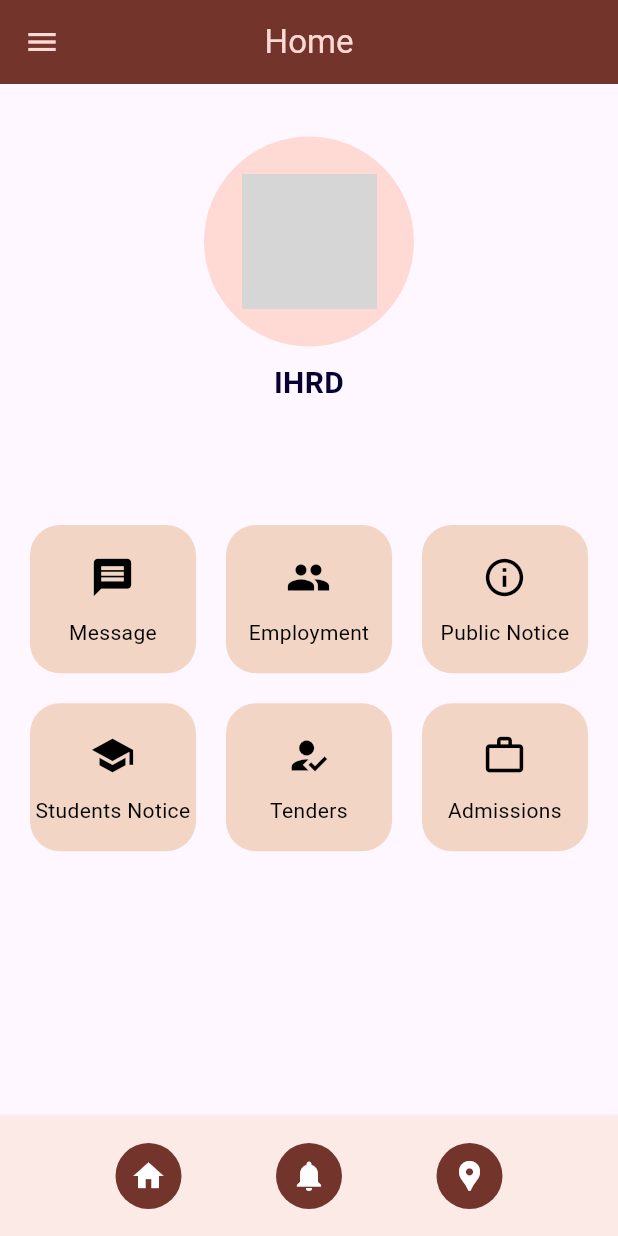
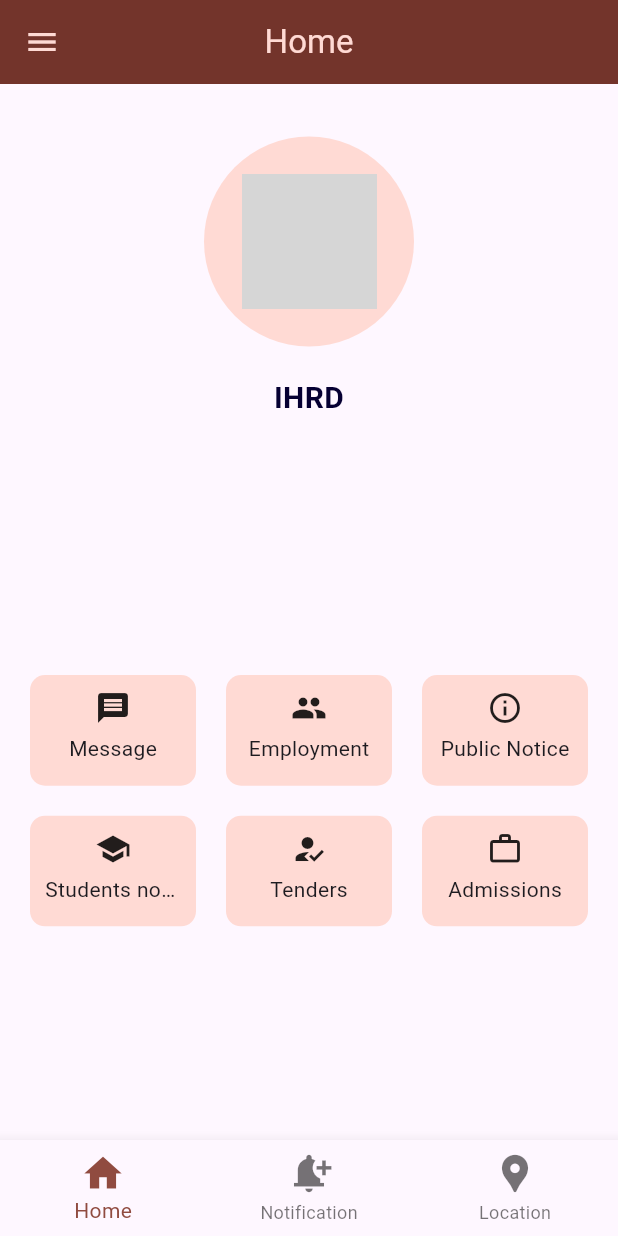
Before and after one commit to MaheswariDarish/fluttermp, a Flutter app: the screen it shows after launch, on a phone screen of 412 x 824 dp. Run offline on Flutter 3.47's test engine with Material 3 defaults, Android fonts, the phone set to English and light mode, and no system bars; our stand-ins replace get, google_maps_flutter; missing offline and left inert: syncfusion_flutter_pdfviewer; grey boxes are pictures that could not be loaded.

Commit message:
third commit

```diff
--- /dev/null
+++ b/lib/data/grid_items_data.dart
@@ -0,0 +1,41 @@
+import 'package:flutter_application_1/models/grid_item.dart';
+import 'package:flutter/material.dart';
+import 'package:flutter_application_1/screens/gridScreens/AdmissionsScreen.dart';
+import 'package:flutter_application_1/screens/gridScreens/EmploymentScreen.dart';
+import 'package:flutter_application_1/screens/gridScreens/MessageScreen.dart';
+import 'package:flutter_application_1/screens/gridScreens/NoticePage.dart';
+import 'package:flutter_application_1/screens/gridScreens/StudentNoticeScreen.dart';
+import 'package:flutter_application_1/screens/gridScreens/TendersScreen.dart';
+
+final gridItemsData = [
+  GridItem(
+      id: 'A',
+      icon: Icons.message,
+      title: 'Message',
+      screen: const MessageScreen()),
+  GridItem(
+      id: 'B',
+      icon: Icons.people,
+      title: 'Employment',
+      screen: const EmploymentScreen()),
+  GridItem(
+      id: 'C',
+      icon: Icons.info_outline,
+      title: 'Public Notice',
+      screen: const NoticePage()),
+  GridItem(
+      id: 'D',
+      icon: Icons.school,
+      title: 'Students notice',
+      screen: const StudentNoticeScreen()),
+  GridItem(
+      id: 'E',
+      icon: Icons.how_to_reg,
+      title: 'Tenders',
+      screen: const TendersScreen()),
+  GridItem(
+      id: 'F',
+      icon: Icons.work_outline,
+      title: 'Admissions',
+      screen: const AdmissionsScreen())
+];
--- a/lib/main.dart
+++ b/lib/main.dart
@@ -4,8 +4,10 @@
 import 'package:flutter_application_1/about.dart';
 import 'package:flutter_application_1/profile.dart';
 import 'package:flutter_application_1/screens/SreenHome.dart';
+import 'package:flutter_application_1/screens/StartingScreen.dart';
 import 'package:flutter_application_1/settings.dart';
 import 'package:get/get.dart';
+import 'package:flutter_application_1/test.dart';
 
 void main() {
   runApp(MyApp());
--- a/lib/profile.dart
+++ b/lib/profile.dart
@@ -26,7 +26,7 @@
             ),
           ),
           Text(
-            "Mr Babu",
+            "Username",
             style: TextStyle(fontSize: 30),
           )
         ],
--- a/lib/screens/SreenHome.dart
+++ b/lib/screens/SreenHome.dart
@@ -1,9 +1,9 @@
-import 'package:flutter/cupertino.dart';
 import 'package:flutter/material.dart';
+import 'package:flutter_application_1/screens/gridScreens/NoticePage.dart';
 import 'package:flutter_application_1/screens/ScreenMap.dart';
 import 'package:flutter_application_1/screens/ScreenNotifications.dart';
+
 import 'package:flutter_application_1/screens/StartingScreen.dart';
-import 'package:get/get.dart';
 
 class ScreenHome extends StatefulWidget {
   const ScreenHome({Key? key}) : super(key: key);
@@ -15,11 +15,27 @@
 class _ScreenHomeState extends State<ScreenHome> {
   Widget? activeScreen;
   String? screenNow = "StartingScreen";
+  var pageIndex = 0;
 
   @override
   void initState() {
     activeScreen = StartingScreen();
     super.initState();
+  }
+
+  void _selectPage(int index) {
+    setState(() {
+      if (index == 0) {
+        activeScreen = StartingScreen();
+        pageIndex = index;
+      } else if (index == 1) {
+        activeScreen = ScreenNotifications();
+        pageIndex = index;
+      } else if (index == 2) {
+        activeScreen = ScreenMap();
+        pageIndex = index;
+      }
+    });
   }
 
   @override
@@ -94,62 +110,17 @@
         ],
       )),
       body: activeScreen,
-      bottomNavigationBar: BottomAppBar(
-        shadowColor: Colors.black,
-        child: Container(
-          height: 80,
-          width: double.infinity,
-          decoration: const BoxDecoration(
-            borderRadius: BorderRadius.only(
-              topLeft: Radius.circular(20),
-              topRight: Radius.circular(20),
-            ),
-          ),
-          child: Row(
-            mainAxisAlignment: MainAxisAlignment.spaceEvenly,
-            children: [
-              IconButton(
-                padding: EdgeInsets.all(10),
-                onPressed: () {
-                  setState(() {
-                    screenNow = "StartingScreen";
-                    activeScreen = StartingScreen();
-                  });
-                },
-                icon: const Icon(
-                  Icons.home,
-                  color: Colors.white,
-                ),
-              ),
-              IconButton(
-                padding: EdgeInsets.all(10),
-                onPressed: () {
-                  setState(() {
-                    screenNow = "ScreenNotification";
-                    activeScreen = ScreenNotifications();
-                  });
-                },
-                icon: const Icon(
-                  Icons.notifications,
-                  color: Colors.white,
-                ),
-              ),
-              IconButton(
-                padding: EdgeInsets.all(10),
-                onPressed: () {
-                  setState(() {
-                    screenNow = "ScreenMap";
-                    activeScreen = ScreenMap();
-                  });
-                },
-                icon: const Icon(
-                  Icons.location_pin,
-                  color: Colors.white,
-                ),
-              )
-            ],
-          ),
-        ),
+      bottomNavigationBar: BottomNavigationBar(
+        iconSize: 30,
+        onTap: _selectPage,
+        currentIndex: pageIndex,
+        items: const [
+          BottomNavigationBarItem(icon: Icon(Icons.home), label: 'Home'),
+          BottomNavigationBarItem(
+              icon: Icon(Icons.notification_add), label: 'Notification'),
+          BottomNavigationBarItem(
+              icon: Icon(Icons.location_pin), label: 'Location')
+        ],
       ),
     );
   }
--- a/lib/screens/StartingScreen.dart
+++ b/lib/screens/StartingScreen.dart
@@ -1,31 +1,24 @@
 import 'package:flutter/material.dart';
+import 'package:flutter/widgets.dart';
+
+import 'package:flutter_application_1/data/grid_items_data.dart';
+
+import 'package:flutter_application_1/widgets/grid_button.dart';
 
 class StartingScreen extends StatefulWidget {
+  const StartingScreen({super.key});
   State<StartingScreen> createState() {
     return _StartScreenState();
   }
 }
 
 class _StartScreenState extends State<StartingScreen> {
-  List<Icon> nameicon = [
-    const Icon(Icons.message, color: Colors.black, size: 30),
-    const Icon(Icons.people, color: Colors.black, size: 30),
-    const Icon(Icons.info_outline, color: Colors.black, size: 30),
-    const Icon(Icons.school, color: Colors.black, size: 30),
-    const Icon(Icons.how_to_reg, color: Colors.black, size: 30),
-    const Icon(Icons.work_outline, color: Colors.black, size: 30),
-  ];
-  List names = [
-    "Message",
-    "Employment",
-    "Public Notice",
-    "Students Notice",
-    "Tenders",
-    "Admissions"
-  ];
+  void openScreen(Widget screen) {
+    Navigator.of(context).push(MaterialPageRoute(builder: (ctx) => screen));
+  }
 
   Widget build(context) {
-    return ListView(
+    return Column(
       children: [
         const SizedBox(height: 35),
         Container(
@@ -42,7 +35,7 @@
           ),
         ),
         const SizedBox(
-          height: 10,
+          height: 20,
         ),
         const Text(
           "IHRD",
@@ -53,60 +46,26 @@
             fontWeight: FontWeight.bold,
           ),
         ),
-        const SizedBox(height: 50),
-        Padding(
-          padding: const EdgeInsets.only(top: 20, left: 10, right: 10),
-          child: Column(
-            children: [
-              GridView.builder(
-                itemCount: names.length,
-                shrinkWrap: true,
-                physics: const NeverScrollableScrollPhysics(),
-                gridDelegate: const SliverGridDelegateWithFixedCrossAxisCount(
+        const SizedBox(height: 150),
+        Expanded(
+          child: Padding(
+            padding: const EdgeInsets.all(20),
+            child: GridView(
+              gridDelegate: const SliverGridDelegateWithFixedCrossAxisCount(
                   crossAxisCount: 3,
-                  childAspectRatio: 1.1,
-                ),
-                itemBuilder: (context, index) {
-                  return Container(
-                    margin: const EdgeInsets.symmetric(
-                        vertical: 10, horizontal: 10),
-                    height: 95,
-                    width: 250,
-                    decoration: BoxDecoration(
-                      color: const Color(0xFFF2D5C4),
-                      borderRadius: BorderRadius.circular(20),
-                    ),
-                    child: Stack(
-                      children: [
-                        //Center(
-                        //child:
-                        Padding(
-                          padding: const EdgeInsets.symmetric(
-                              horizontal: 40, vertical: 20),
-                          child: nameicon[index],
-                        ),
-                        // ),
-                        Positioned(
-                          bottom: 15,
-                          left: 0,
-                          right: 0,
-                          child: Padding(
-                            padding: const EdgeInsets.all(2.0),
-                            child: Text(
-                              names[index],
-                              textAlign: TextAlign.center,
-                              style: const TextStyle(
-                                color: Colors.black,
-                              ),
-                            ),
-                          ),
-                        ),
-                      ],
-                    ),
-                  );
-                },
-              ),
-            ],
+                  childAspectRatio: 1.5,
+                  crossAxisSpacing: 20,
+                  mainAxisSpacing: 20),
+              children: [
+                for (final item in gridItemsData)
+                  GridButton(
+                    icon: item.icon,
+                    title: item.title,
+                    screen: item.screen,
+                    openScreen: openScreen,
+                  )
+              ],
+            ),
           ),
         ),
       ],
--- a/lib/screens/StudentNotice.dart
+++ b/lib/screens/StudentNotice.dart
@@ -1,5 +1,5 @@
 import 'package:flutter/material.dart';
-import 'package:flutter_application_1/screens/NoticePage.dart';
+import 'package:flutter_application_1/screens/gridScreens/NoticePage.dart';
 import 'package:http/http.dart';
 import 'package:syncfusion_flutter_pdfviewer/pdfviewer.dart';
 import 'package:get/get.dart';
--- a/lib/screens/NoticePage.dart
+++ b/lib/screens/gridScreens/NoticePage.dart
@@ -12,23 +12,25 @@
 
 class _NoticePageState extends State<NoticePage> {
   @override
-
   Widget build(BuildContext context) {
-    PdfController pdfController=Get.put(PdfController());
+    PdfController pdfController = Get.put(PdfController());
     return Scaffold(
       appBar: AppBar(
-        leading: BackButton(color: Theme.of(context).colorScheme.background,),
+        leading: BackButton(
+          color: Theme.of(context).colorScheme.background,
+        ),
         backgroundColor: Theme.of(context).colorScheme.primary,
-        title: Text("NOTICE"),
+        title: const Text("NOTICE"),
         centerTitle: true,
       ),
-      body:  SfPdfViewer.network(
+      body: SfPdfViewer.network(
         'https://cdn.syncfusion.com/content/PDFViewer/flutter-succinctly.pdf',
-        key: pdfController.pdfViewerKey , // Sample PDF URL
+        key: pdfController.pdfViewerKey, // Sample PDF URL
       ),
     );
   }
 }
+
 class PdfViewerPage extends StatelessWidget {
   @override
   Widget build(BuildContext context) {
--- /dev/null
+++ b/lib/widgets/grid_button.dart
@@ -0,0 +1,44 @@
+import 'package:flutter/material.dart';
+
+class GridButton extends StatelessWidget {
+  const GridButton(
+      {super.key,
+      required this.icon,
+      required this.title,
+      required this.screen,
+      required this.openScreen});
+
+  final IconData icon;
+  final String title;
+  final Widget screen;
+  final void Function(Widget screen) openScreen;
+
+  @override
+  Widget build(context) {
+    return InkWell(
+      onTap: () {
+        openScreen(screen);
+      },
+      child: Container(
+        decoration: BoxDecoration(
+          borderRadius: BorderRadius.circular(10),
+          color: Theme.of(context).appBarTheme.foregroundColor,
+        ),
+        padding: const EdgeInsets.all(10),
+        child: Column(
+          children: [
+            Icon(icon),
+            const SizedBox(
+              height: 5,
+            ),
+            Text(
+              title,
+              softWrap: true,
+              overflow: TextOverflow.ellipsis,
+            )
+          ],
+        ),
+      ),
+    );
+  }
+}
--- a/pubspec.yaml
+++ b/pubspec.yaml
@@ -30,6 +30,7 @@
 dependencies:
   flutter:
     sdk: flutter
+  google_maps_flutter: ^2.2.0
   flutter_pdfview: ^1.3.2
   file_picker: ^6.1.1
   path: ^1.7.0
@@ -46,6 +47,7 @@
   #advance_pdf_viewer: ^2.0.1
   syncfusion_flutter_pdfviewer: ^24.2.8
   get: ^4.6.6
+  google_maps_flutter: ^2.6.0
 
 dev_dependencies:
   flutter_test:
```
Also changed, not shown: lib/models/grid_item.dart (added, +13 -0 lines), lib/screens/ScreenMap.dart (+15 -2 lines), lib/screens/gridScreens/AdmissionsScreen.dart (added, +17 -0 lines), lib/screens/gridScreens/EmploymentScreen.dart (added, +16 -0 lines), lib/screens/gridScreens/MessageScreen.dart (added, +17 -0 lines), lib/screens/gridScreens/StudentNoticeScreen.dart (added, +17 -0 lines), lib/screens/gridScreens/TendersScreen.dart (added, +17 -0 lines), lib/test.dart (added, +45 -0 lines), pubspec.lock.
